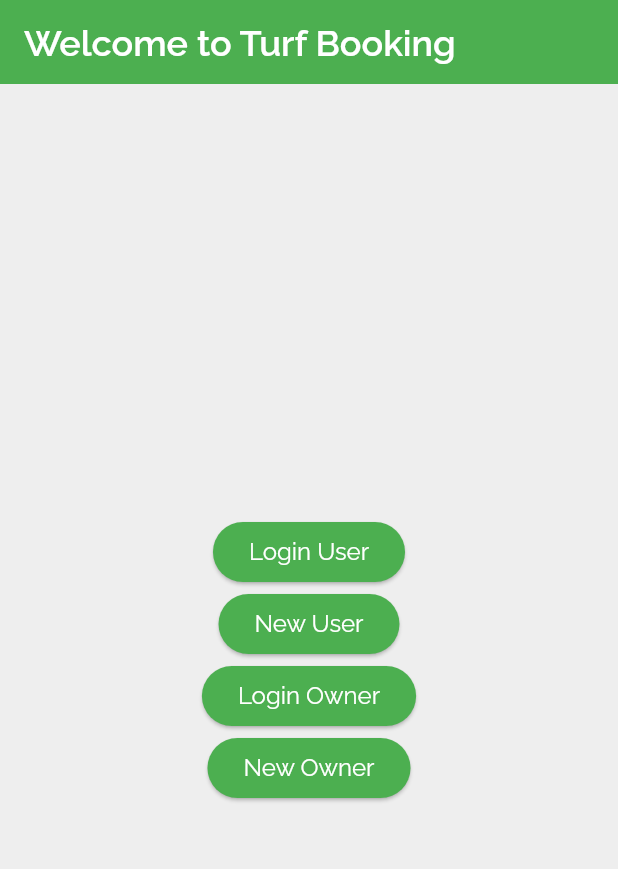
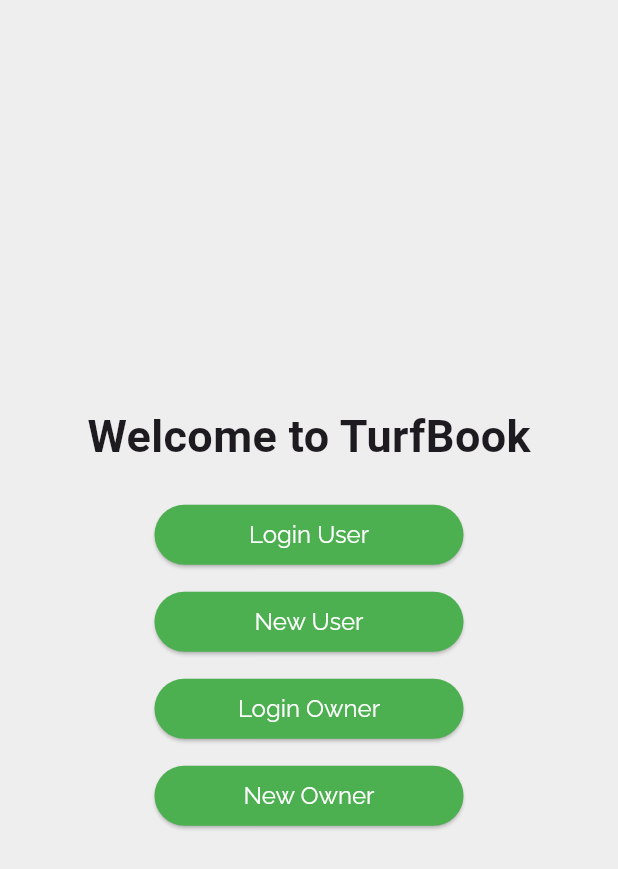
Before and after one commit to Hiranbaburaj/turfbooking, a Flutter app: the screen it shows after launch, on a phone screen of 412 x 824 dp. Shown: the top 869 px of the screen. Run offline on Flutter 3.47's test engine with Material 3 defaults, Android fonts, the phone set to English and light mode, and no system bars; our stand-ins replace carousel_slider, curved_labeled_navigation_bar, fluttertoast, google_fonts, image_picker, shared_preferences and 1 more; missing offline and left inert: razorpay_flutter; accounts and stored records are empty.

Commit message:
Added Turf Update

```diff
--- a/lib/main.dart
+++ b/lib/main.dart
@@ -2,6 +2,7 @@ import 'package:flutter/material.dart';
 import 'package:turf/pages/homepage.dart';
 import 'package:turf/pages/turf_select.dart';
 import 'package:turf/turfowner/turf_create.dart';
+import 'package:turf/turfowner/turf_update.dart';
 import 'package:turf/user/login_user1.dart';
 import 'package:turf/user/past_bookings.dart';
 import 'package:turf/user/signup_user.dart';
@@ -92,8 +93,7 @@ class MyApp extends StatelessWidget {
           selectedItemColor: Colors.white,
           unselectedItemColor: Colors.grey.shade400,
         ),
-        scaffoldBackgroundColor:
-            Colors.grey[900], // Dark grey background color
+        scaffoldBackgroundColor: Colors.grey[900], // Dark grey background color
       ),
 
       // You can enable or disable dark mode based on user preference
@@ -118,6 +118,10 @@ class MyApp extends StatelessWidget {
         '/turf_create': (context) => MakeTurf(ownerId: ownerId),
         '/update_user': (context) => UserUpdateDetails(user: user),
         '/past_bookings': (context) => ViewPastBookings(user: user),
+        '/turf_update': (context) => TurfUpdate(
+              ownerId: ownerId,
+              turfData: turfData,
+            ),
       },
     );
   }
--- a/lib/pages/homepage.dart
+++ b/lib/pages/homepage.dart
@@ -29,20 +29,21 @@ class HomePage extends StatelessWidget {
   @override
   Widget build(BuildContext context) {
     return Scaffold(
-      appBar: AppBar(
-        title: const Text(
-          'Welcome to Turf Booking',
-          style: TextStyle(
-            color: Colors.white,
-            fontSize: 24.0,
-          ),
-        ),
-      ),
       body: Center(
         child: Column(
           mainAxisAlignment: MainAxisAlignment.center,
           children: [
-            ElevatedButton(
+            const Text(
+              'Welcome to TurfBook',
+              style: TextStyle(
+                fontSize: 30.0,
+                fontWeight: FontWeight.bold,
+              ),
+            ),
+            const SizedBox(height: 20), // Add space between the heading and buttons
+            SizedBox(
+              width: MediaQuery.of(context).size.width * 0.5,
+              child: ElevatedButton(
                 onPressed: () {
                   Navigator.push(
                     context,
@@ -51,9 +52,16 @@ class HomePage extends StatelessWidget {
                     ),
                   );
                 },
-              child: const Text('Login User'),
+                child: const Text(
+                  'Login User',
+                  textAlign: TextAlign.center,
                 ),
-            ElevatedButton(
+              ),
+            ),
+            const SizedBox(height: 10), // Add space between the buttons
+            SizedBox(
+              width: MediaQuery.of(context).size.width * 0.5,
+              child: ElevatedButton(
                 onPressed: () {
                   Navigator.push(
                     context,
@@ -62,9 +70,16 @@ class HomePage extends StatelessWidget {
                     ),
                   );
                 },
-              child: const Text('New User'),
+                child: const Text(
+                  'New User',
+                  textAlign: TextAlign.center,
                 ),
-            ElevatedButton(
+              ),
+            ),
+            const SizedBox(height: 10), // Add space between the buttons
+            SizedBox(
+              width: MediaQuery.of(context).size.width * 0.5,
+              child: ElevatedButton(
                 onPressed: () {
                   Navigator.push(
                     context,
@@ -73,9 +88,16 @@ class HomePage extends StatelessWidget {
                     ),
                   );
                 },
-              child: const Text('Login Owner'),
+                child: const Text(
+                  'Login Owner',
+                  textAlign: TextAlign.center,
                 ),
-            ElevatedButton(
+              ),
+            ),
+            const SizedBox(height: 10), // Add space between the buttons
+            SizedBox(
+              width: MediaQuery.of(context).size.width * 0.5,
+              child: ElevatedButton(
                 onPressed: () {
                   Navigator.push(
                     context,
@@ -84,7 +106,11 @@ class HomePage extends StatelessWidget {
                     ),
                   );
                 },
-              child: const Text('New Owner'),
+                child: const Text(
+                  'New Owner',
+                  textAlign: TextAlign.center,
+                ),
+              ),
             ),
           ],
         ),
```
Also changed, not shown: lib/turfowner/turf_status.dart (+15 -0 lines), lib/turfowner/turf_update.dart (added, +129 -0 lines). Lines whose indentation alone changed are shown as unchanged.
